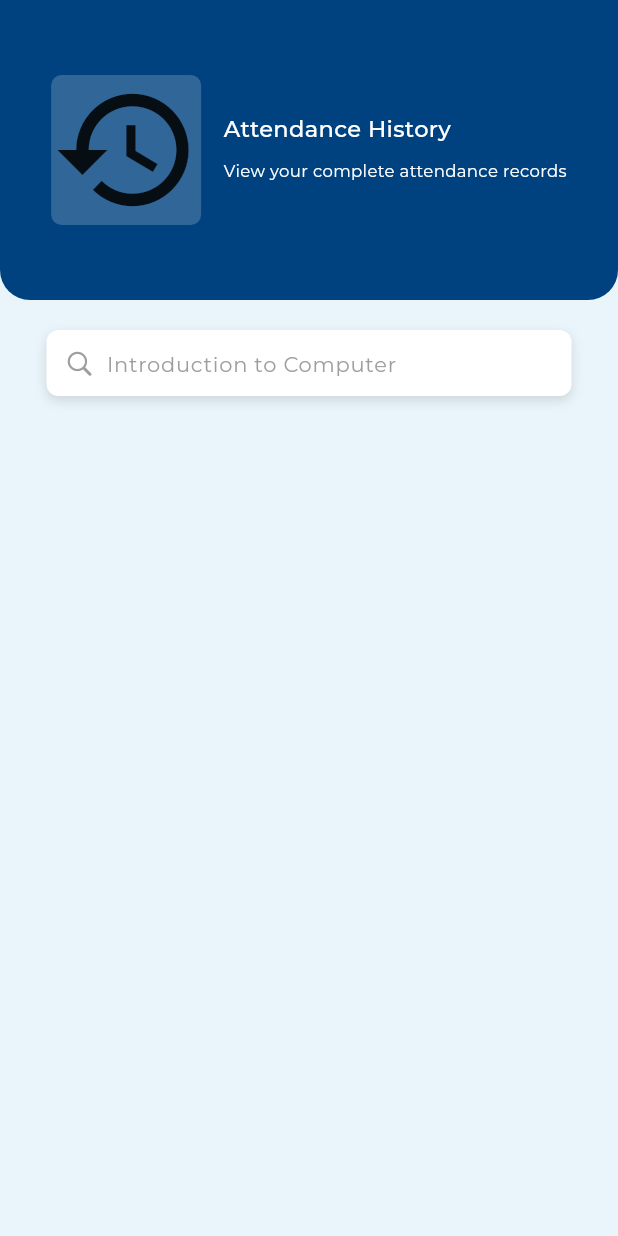
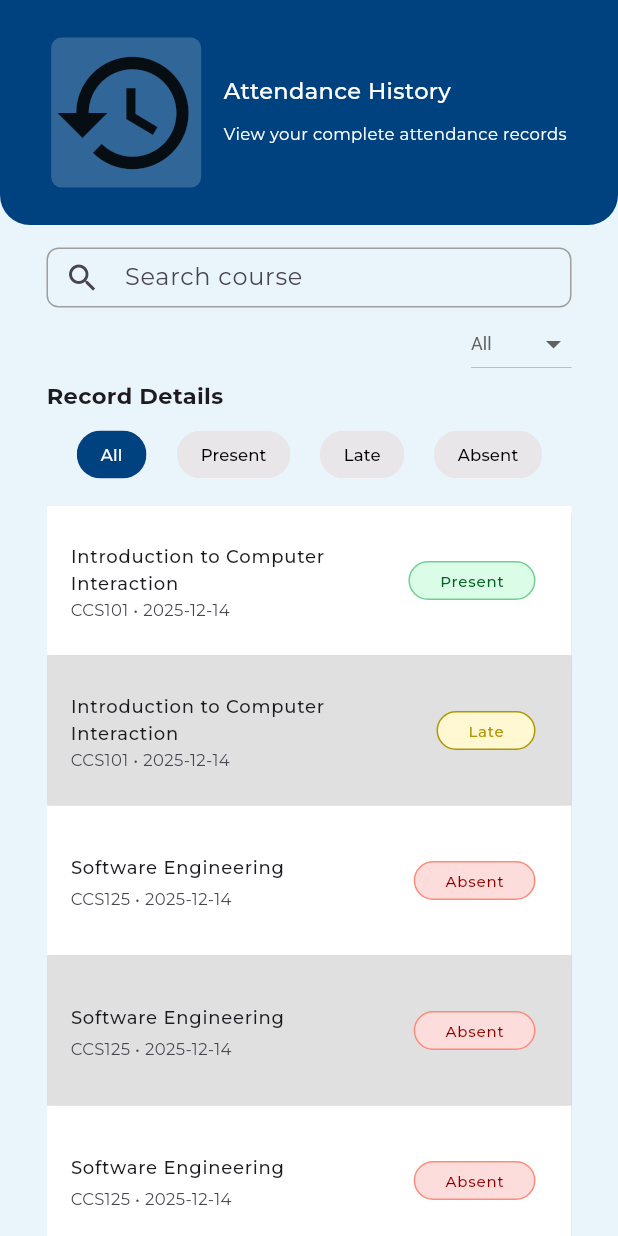
Before and after one commit to Kirbabyee/Attendly, a Flutter app: the History screen opened by its route, on a phone screen of 412 x 824 dp. Run offline on Flutter 3.47's test engine with Material 3 defaults, Android fonts, the phone set to English and light mode, and no system bars; our stand-ins replace camera, material_symbols_icons; missing offline and left inert: google_mlkit_face_detection.

Commit message:
history filter and searchbar fully functional

```diff
--- a/lib/Student Page/history.dart
+++ b/lib/Student Page/Help/help.dart
@@ -1,18 +1,14 @@
 import 'package:flutter/cupertino.dart';
 import 'package:flutter/material.dart';
-import 'package:material_symbols_icons/material_symbols_icons.dart';
 
-import '../widgets/searchbar.dart';
-
-class History extends StatefulWidget {
-  const History({super.key});
+class Help extends StatefulWidget {
+  const Help({super.key});
 
   @override
-  State<History> createState() => _HistoryState();
+  State<Help> createState() => _HelpState();
 }
 
-class _HistoryState extends State<History> {
-
+class _HelpState extends State<Help> {
   @override
   Widget build(BuildContext context) {
     return Scaffold(
@@ -20,7 +16,7 @@ class _HistoryState extends State<History> {
         child: Column(
           children: [
             Container(
-              height: 200,
+              height: 150,
               decoration: BoxDecoration(
                   color: Color(0xFF004280),
                   borderRadius: BorderRadius.vertical(
@@ -38,7 +34,8 @@ class _HistoryState extends State<History> {
                       color: Color(0x30FFFFFF),
                     ),
                     child: Icon(
-                      Icons.history_sharp,
+                      CupertinoIcons.question_circle,
+                      color: Colors.white,
                       size: 100,
                     ),
                   ),
@@ -49,7 +46,7 @@ class _HistoryState extends State<History> {
                       crossAxisAlignment: CrossAxisAlignment.start,
                       children: [
                         Text(
-                          'Attendance History',
+                          'Help & Support',
                           style: TextStyle(
                               fontWeight: FontWeight.w500,
                               color: Colors.white,
@@ -58,7 +55,7 @@ class _HistoryState extends State<History> {
                         ),
                         SizedBox(height: 10,),
                         Text(
-                          'View your complete attendance records',
+                          'Get answers and assistance',
                           style: TextStyle(
                               fontSize: 11,
                               color: Colors.white
@@ -70,8 +67,6 @@ class _HistoryState extends State<History> {
                 ],
               ),
             ),
-            SizedBox(height: 20,),
-            AppSearchBar()
           ],
         ),
       ),
--- /dev/null
+++ b/lib/Student Page/History/filters.dart
@@ -0,0 +1,306 @@
+import 'package:flutter/cupertino.dart';
+import 'package:flutter/material.dart';
+
+class AttendanceRecord {
+  final String courseName;
+  final String className; // for dropdown "Filter by class"
+  final DateTime date;
+  final String status; // Present, Late, Absent
+
+  AttendanceRecord({
+    required this.courseName,
+    required this.className,
+    required this.date,
+    required this.status,
+  });
+}
+
+class DataFilter extends StatefulWidget {
+  const DataFilter({super.key});
+
+  @override
+  State<DataFilter> createState() => _DataFilterState();
+}
+
+class _DataFilterState extends State<DataFilter> {
+  List<String> classOptions = ['All', 'CCS101', 'CCS125'];
+
+  final TextEditingController searchController = TextEditingController();
+
+  String selectedStatus = 'All'; // chips: All/Present/Late/Absent
+  String selectedClass = 'All';  // dropdown: Filter by class
+
+  List<AttendanceRecord> allRecords = [];
+  List<AttendanceRecord> filteredRecords = [];
+
+  @override
+  void initState() {
+    super.initState();
+
+    allRecords = [
+      AttendanceRecord(
+        courseName: 'Introduction to Computer Interaction',
+        className: 'CCS101',
+        date: DateTime(2025, 12, 14),
+        status: 'Present',
+      ),
+      AttendanceRecord(
+        courseName: 'Introduction to Computer Interaction',
+        className: 'CCS101',
+        date: DateTime(2025, 12, 14),
+        status: 'Late',
+      ),
+      AttendanceRecord(
+        courseName: 'Software Engineering',
+        className: 'CCS125',
+        date: DateTime(2025, 12, 14),
+        status: 'Absent',
+      ),
+      AttendanceRecord(
+        courseName: 'Software Engineering',
+        className: 'CCS125',
+        date: DateTime(2025, 12, 14),
+        status: 'Absent',
+      ),
+      AttendanceRecord(
+        courseName: 'Software Engineering',
+        className: 'CCS125',
+        date: DateTime(2025, 12, 14),
+        status: 'Absent',
+      ),
+    ];
+
+    filteredRecords = List.from(allRecords); // show all at start
+  }
+
+  void applyFilters() {
+    final query = searchController.text.trim().toLowerCase();
+
+    setState(() {
+      filteredRecords = allRecords.where((record) {
+        // 1) Search filter
+        final matchesSearch =
+        record.courseName.toLowerCase().contains(query);
+
+        // 2) Status chip filter
+        final matchesStatus =
+            selectedStatus == 'All' || record.status == selectedStatus;
+
+        // 3) Dropdown class filter
+        final matchesClass =
+            selectedClass == 'All' || record.className == selectedClass;
+
+        return matchesSearch && matchesStatus && matchesClass;
+      }).toList();
+    });
+  }
+
+  Widget statusChip(String label) {
+    return ChoiceChip(
+      backgroundColor: Color(0x90D9D9D9),
+      side: BorderSide.none,
+      shape: RoundedRectangleBorder(
+        borderRadius: BorderRadiusGeometry.circular(20),
+      ),
+      showCheckmark: false,
+      label: Text(
+        label,
+        style: TextStyle(
+          fontSize: 11,
+          color: selectedStatus == label
+              ? Colors.white
+              : Colors.black,
+        ),
+      ),
+      selected: selectedStatus == label,
+      selectedColor: Color(0xFF004280),
+      onSelected: (_) {
+        selectedStatus = label;
+        applyFilters();
+      },
+    );
+  }
+
+  Widget _statusBadge(String status) {
+    Color borderColor;
+    Color bgColor;
+    Color textColor;
+
+    switch (status) {
+      case 'Present':
+        borderColor = const Color(0xFF71CF93);
+        bgColor = const Color(0xFFDBFCE7);
+        textColor = const Color(0xFF016224);
+        break;
+      case 'Late':
+        borderColor = const Color(0xFFB09602);
+        bgColor = const Color(0xFFFFF8D2);
+        textColor = const Color(0xFFB09602);
+        break;
+      case 'Absent':
+        borderColor = const Color(0xFFFB8C7A);
+        bgColor = const Color(0xFFFDDCDC);
+        textColor = const Color(0xFF8E0000);
+        break;
+      default:
+        borderColor = Colors.grey;
+        bgColor = Colors.grey.shade200;
+        textColor = Colors.grey;
+    }
+
+    return Container(
+      padding: const EdgeInsets.symmetric(horizontal: 20, vertical: 5),
+      decoration: BoxDecoration(
+        borderRadius: BorderRadius.circular(20),
+        border: Border.all(color: borderColor),
+        color: bgColor,
+      ),
+      child: Text(status, style: TextStyle(fontSize: 10, color: textColor)),
+    );
+  }
+
+  @override
+  void dispose() {
+    searchController.dispose();
+    super.dispose();
+  }
+
+  @override
+  Widget build(BuildContext context) {
+    return Scaffold(
+      body: SafeArea(
+        child: Center(
+          child: SizedBox(
+            width: 350,
+            child: Column(
+              crossAxisAlignment: CrossAxisAlignment.end,
+              children: [
+                // Search
+                Center(
+                  child: SizedBox(
+                    height: 40,
+                    child: TextField(
+                      controller: searchController,
+                      onChanged: (_) => applyFilters(),
+                      decoration: InputDecoration(
+                        hintText: 'Search course',
+                        prefixIcon: const Icon(Icons.search),
+                        contentPadding: EdgeInsets.symmetric(vertical: 10),
+                        enabledBorder: OutlineInputBorder(
+                          borderRadius: BorderRadius.circular(8),
+                          borderSide: const BorderSide(color: Colors.grey),
+                        ),
+                        focusedBorder: OutlineInputBorder(
+                          borderRadius: BorderRadius.circular(8),
+                          borderSide: const BorderSide(color: Colors.grey),
+                        ),
+                      ),
+                    ),
+                  ),
+                ),
+
+                // Dropdown
+                Align(
+                  alignment: Alignment.centerRight,
+                  child: DropdownButton<String>(
+                    dropdownColor: Colors.white,
+                    style: TextStyle(
+                      fontSize: 12,
+                      color: Colors.grey[700]
+                    ),
+                    value: selectedClass,
+                    items: classOptions.map((c) {
+                      return DropdownMenuItem(
+                        value: c,
+                        child: Text(c),
+                      );
+                    }).toList(),
+                    onChanged: (value) {
+                      if (value == null) return;
+                      setState(() {
+                        selectedClass = value;
+                      });
+                      applyFilters();
+                    },
+                  ),
+                ),
+
+                // Title + Chips
+                Align(
+                  child: Column(
+                    crossAxisAlignment: CrossAxisAlignment.start,
+                    children: [
+                      const Text(
+                        'Record Details',
+                        style: TextStyle(fontWeight: FontWeight.bold, fontSize: 15),
+                      ),
+                      const SizedBox(height: 5),
+                      Row(
+                        mainAxisAlignment: MainAxisAlignment.spaceEvenly,
+                        children: [
+                          statusChip('All'),
+                          statusChip('Present'),
+                          statusChip('Late'),
+                          statusChip('Absent'),
+                        ],
+                      ),
+                    ],
+                  ),
+                ),
+
+                const SizedBox(height: 10),
+
+                // ✅ LIST AREA (scrollable)
+                Expanded(
+                  child: filteredRecords.isEmpty
+                      ? const Center(child: Text('No records found.'))
+                      : ListView.builder(
+                    itemCount: filteredRecords.length,
+                    itemBuilder: (context, index) {
+                      final record = filteredRecords[index];
+                      final bg = index.isEven
+                          ? Colors.white
+                          : Colors.grey[300];
+
+                      return Container(
+                        height: 100,
+                        decoration: BoxDecoration(
+                          color: bg,
+                          boxShadow: const [
+                            BoxShadow(
+                              color: Colors.black26,
+                              blurRadius: 2,
+                              offset: Offset(0, 5),
+                            ),
+                          ],
+                        ),
+                        child: Center(
+                          child: ListTile(
+                            title: Text(
+                              record.courseName,
+                              style: const TextStyle(
+                                fontWeight: FontWeight.w500,
+                                fontSize: 12
+                              ),
+                            ),
+                            subtitle: Text(
+                              '${record.className} • ${record.date.toIso8601String().split("T")[0]}',
+                              style: TextStyle(
+                                fontSize: 11
+                              ),
+                            ),
+                            trailing: _statusBadge(record.status),
+                          ),
+                        ),
+                      );
+                    },
+                  ),
+                ),
+              ],
+            ),
+          ),
+        ),
+      ),
+    );
+  }
+}
--- /dev/null
+++ b/lib/Student Page/History/history.dart
@@ -0,0 +1,82 @@
+import 'package:flutter/cupertino.dart';
+import 'package:flutter/material.dart';
+import 'package:material_symbols_icons/material_symbols_icons.dart';
+
+import 'filters.dart';
+
+class History extends StatefulWidget {
+  const History({super.key});
+
+  @override
+  State<History> createState() => _HistoryState();
+}
+
+class _HistoryState extends State<History> {
+
+  @override
+  Widget build(BuildContext context) {
+    return Scaffold(
+      body: SafeArea(
+        child: Column(
+          children: [
+            Container(
+              height: 150,
+              decoration: BoxDecoration(
+                color: Color(0xFF004280),
+                borderRadius: BorderRadius.vertical(
+                  top: Radius.zero,
+                  bottom: Radius.circular(20)
+                )
+              ),
+              child: Row(
+                mainAxisAlignment: MainAxisAlignment.center,
+                crossAxisAlignment: CrossAxisAlignment.center,
+                children: [
+                  Container(
+                    decoration: BoxDecoration(
+                      borderRadius: BorderRadiusGeometry.circular(7),
+                      color: Color(0x30FFFFFF),
+                    ),
+                    child: Icon(
+                      Icons.history_sharp,
+                      size: 100,
+                    ),
+                  ),
+                  SizedBox(width: 15,),
+                  Container(
+                    height: 50,
+                    child: Column(
+                      crossAxisAlignment: CrossAxisAlignment.start,
+                      children: [
+                        Text(
+                          'Attendance History',
+                          style: TextStyle(
+                            fontWeight: FontWeight.w500,
+                            color: Colors.white,
+                            fontSize: 15
+                          ),
+                        ),
+                        SizedBox(height: 10,),
+                        Text(
+                          'View your complete attendance records',
+                          style: TextStyle(
+                            fontSize: 11,
+                            color: Colors.white
+                          ),
+                        )
+                      ],
+                    ),
+                  )
+                ],
+              ),
+            ),
+            SizedBox(height: 15,),
+            Expanded(
+              child: DataFilter()
+            )
+          ],
+        ),
+      ),
+    );
+  }
+}
--- a/lib/Student Page/help.dart
+++ /dev/null
@@ -1,20 +0,0 @@
-import 'package:flutter/cupertino.dart';
-import 'package:flutter/material.dart';
-
-class Help extends StatefulWidget {
-  const Help({super.key});
-
-  @override
-  State<Help> createState() => _HelpState();
-}
-
-class _HelpState extends State<Help> {
-  @override
-  Widget build(BuildContext context) {
-    return Scaffold(
-      body: SafeArea(
-          child: Text('help'),
-      ),
-    );
-  }
-}
--- a/lib/Student Page/mainshell.dart
+++ b/lib/Student Page/mainshell.dart
@@ -4,8 +4,8 @@ import 'package:flutter_project_1/Student%20Page/settings.dart';
 
 import '../widgets/navbar.dart';
 import 'dashboard.dart';
-import 'help.dart';
-import 'history.dart';
+import 'Help/help.dart';
+import 'History/history.dart';
 
 class Mainshell extends StatefulWidget {
   const Mainshell({super.key});
--- a/lib/main.dart
+++ b/lib/main.dart
@@ -4,8 +4,8 @@ import 'package:flutter_project_1/Student Page/login.dart';
 import 'package:flutter_project_1/Student Page/face_registration.dart';
 import 'package:flutter_project_1/Student%20Page/attendance/face_verification.dart';
 import 'package:flutter_project_1/Student%20Page/dashboard.dart';
-import 'package:flutter_project_1/Student%20Page/help.dart';
-import 'package:flutter_project_1/Student%20Page/history.dart';
+import 'package:flutter_project_1/Student%20Page/Help/help.dart';
+import 'package:flutter_project_1/Student%20Page/History/history.dart';
 import 'package:flutter_project_1/Student%20Page/settings.dart';
 
 void main() {
--- a/lib/widgets/searchbar.dart
+++ /dev/null
@@ -1,58 +0,0 @@
-import 'package:flutter/cupertino.dart';
-import 'package:flutter/material.dart';
-
-class AppSearchBar extends StatelessWidget {
-  final String hintText;
-  final ValueChanged<String>? onChanged;
-
-  const AppSearchBar({
-    super.key,
-    this.hintText = 'Introduction to Computer',
-    this.onChanged,
-  });
-
-  @override
-  Widget build(BuildContext context) {
-    return Container(
-      height: 44,
-      width: 350,
-      padding: const EdgeInsets.symmetric(horizontal: 12, vertical: 12),
-      decoration: BoxDecoration(
-        color: Colors.white,
-        borderRadius: BorderRadius.circular(8),
-        boxShadow: const [
-          BoxShadow(
-            color: Colors.black12,
-            blurRadius: 6,
-            offset: Offset(0, 3),
-          ),
-        ],
-      ),
-      child: Row(
-        children: [
-          Container(
-            child: Icon(
-              CupertinoIcons.search,
-              color: Colors.grey,
-              size: 20,
-            ),
-          ),
-          const SizedBox(width: 8),
-          Expanded(
-            child: TextField(
-              onChanged: onChanged,
-              decoration: InputDecoration(
-                hintText: hintText,
-                hintStyle: const TextStyle(
-                  color: Colors.grey,
-                  fontSize: 14,
-                ),
-                border: InputBorder.none,
-              ),
-            ),
-          ),
-        ],
-      ),
-    );
-  }
-}
```
Also changed, not shown: lib/widgets/filter_dropdown.dart (deleted). Lines whose indentation alone changed are shown as unchanged.
